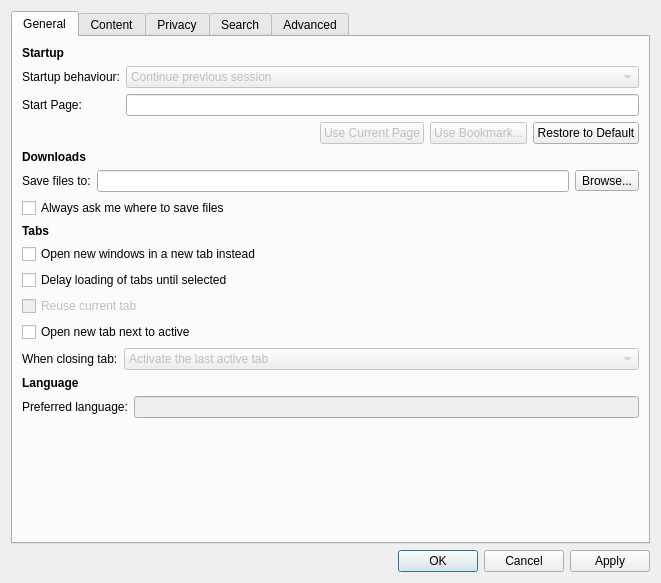
Old version of the form src/ui/PreferencesDialog.ui in the repository OtterBrowser/otter-browser.
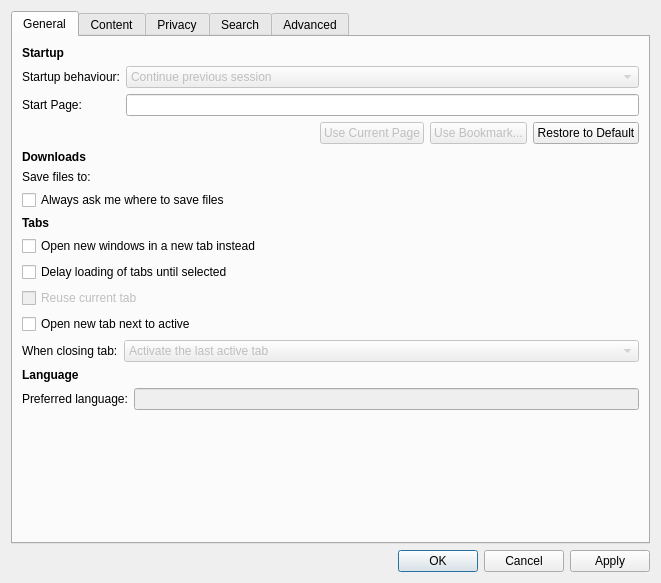
New version of the form. Custom widgets are drawn as their Qt base class.

Commit message: Use FilePathWidget in preferences dialog

```diff
--- a/src/ui/PreferencesDialog.ui
+++ b/src/ui/PreferencesDialog.ui
@@ -165,18 +165,7 @@
           </widget>
          </item>
          <item row="0" column="1">
-          <layout class="QHBoxLayout" name="browseDownloadsLayout">
-           <item>
-            <widget class="QLineEdit" name="downloadsLineEdit"/>
-           </item>
-           <item>
-            <widget class="QToolButton" name="downloadsBrowseButton">
-             <property name="text">
-              <string>Browse...</string>
-             </property>
-            </widget>
-           </item>
-          </layout>
+          <widget class="Otter::FilePathWidget" name="downloadsFilePathWidget" native="true"/>
          </item>
         </layout>
        </item>
@@ -1984,6 +1973,12 @@
    <extends>QTableView</extends>
    <header>src/ui/TableViewWidget.h</header>
   </customwidget>
+  <customwidget>
+   <class>Otter::FilePathWidget</class>
+   <extends>QWidget</extends>
+   <header>src/ui/FilePathWidget.h</header>
+   <container>1</container>
+  </customwidget>
  </customwidgets>
  <tabstops>
   <tabstop>tabWidget</tabstop>
```
Left out of the diff: 7 changed lines with no effect on the pictures. The commit also changes 4 other files.
